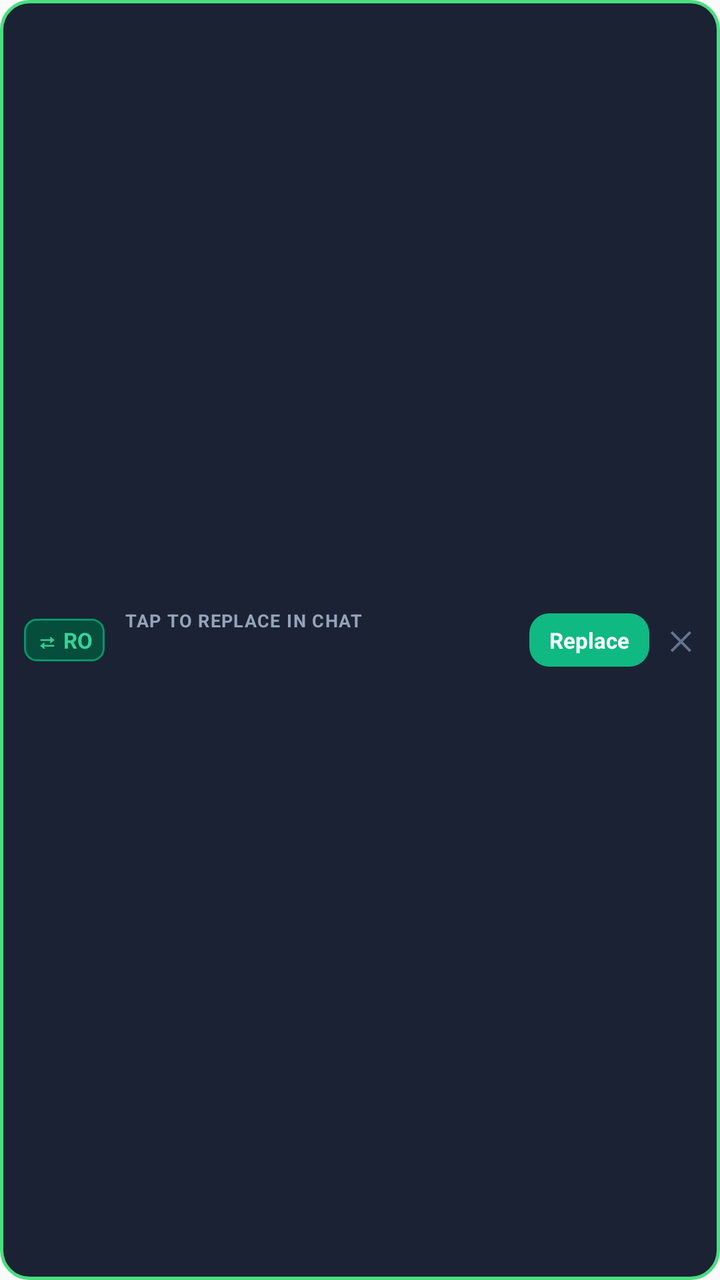
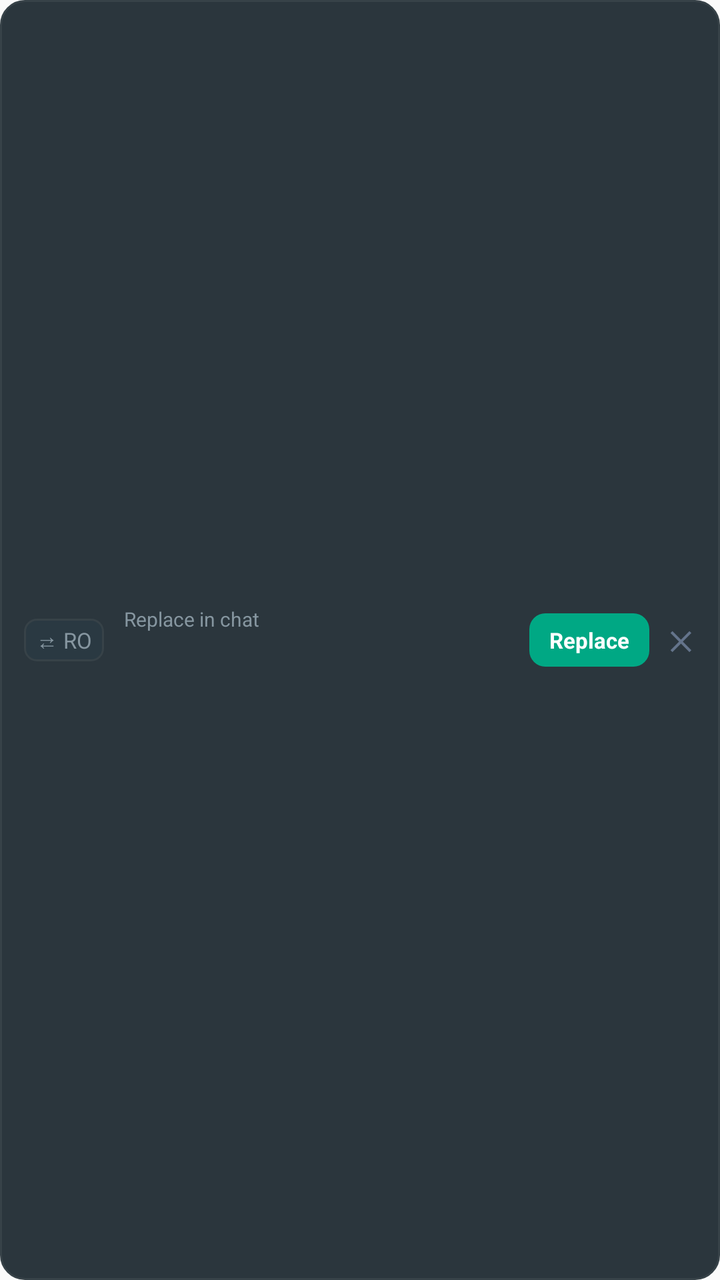

Screens rendered from an Android XML layout before and after an edit, with the pre-edit source and the edit as a unified diff.
<!-- AndroidManifest.xml: application theme Theme.Translator -->
<!-- res/layout/draft_preview_overlay.xml -->
<?xml version="1.0" encoding="utf-8"?>
<LinearLayout xmlns:android="http://schemas.android.com/apk/res/android"
    android:id="@+id/draft_container"
    android:layout_width="wrap_content"
    android:layout_height="wrap_content"
    android:background="@drawable/bg_draft_bubble"
    android:orientation="horizontal"
    android:gravity="center_vertical"
    android:paddingStart="12dp"
    android:paddingEnd="8dp"
    android:paddingTop="8dp"
    android:paddingBottom="8dp"
    android:elevation="8dp">

    
    <TextView
        android:id="@+id/draft_badge"
        android:layout_width="wrap_content"
        android:layout_height="wrap_content"
        android:background="@drawable/bg_draft_badge"
        android:paddingStart="6dp"
        android:paddingEnd="6dp"
        android:paddingTop="3dp"
        android:paddingBottom="3dp"
        android:text="⇄ RO"
        android:textColor="#34D399"
        android:textSize="11sp"
        android:textStyle="bold"
        android:layout_marginEnd="10dp" />

    
    <LinearLayout
        android:layout_width="0dp"
        android:layout_height="wrap_content"
        android:layout_weight="1"
        android:orientation="vertical">

        <TextView
            android:id="@+id/draft_label"
            android:layout_width="wrap_content"
            android:layout_height="wrap_content"
            android:text="Tap to Replace in Chat"
            android:textColor="#94A3B8"
            android:textSize="9sp"
            android:textStyle="bold"
            android:textAllCaps="true"
            android:letterSpacing="0.05" />

        <TextView
            android:id="@+id/draft_text"
            android:layout_width="wrap_content"
            android:layout_height="wrap_content"
            android:layout_marginTop="2dp"
            android:textColor="#F8FAFC"
            android:textSize="13sp"
            android:textStyle="bold"
            android:maxLines="3"
            android:ellipsize="end"
            android:lineSpacingExtra="1dp" />
    </LinearLayout>

    
    <TextView
        android:id="@+id/draft_action_replace"
        android:layout_width="wrap_content"
        android:layout_height="wrap_content"
        android:background="@drawable/bg_draft_action_btn"
        android:paddingStart="10dp"
        android:paddingEnd="10dp"
        android:paddingTop="6dp"
        android:paddingBottom="6dp"
        android:layout_marginStart="8dp"
        android:text="Replace"
        android:textColor="#FFFFFF"
        android:textSize="11sp"
        android:textStyle="bold" />

    
    <TextView
        android:id="@+id/draft_action_close"
        android:layout_width="wrap_content"
        android:layout_height="wrap_content"
        android:padding="6dp"
        android:layout_marginStart="4dp"
        android:text="✕"
        android:textColor="#64748B"
        android:textSize="13sp"
        android:textStyle="bold" />
</LinearLayout>
<!-- resources referenced by this layout -->
<resources>
  <!-- drawable bg_draft_action_btn (drawable) -->
  <?xml version="1.0" encoding="utf-8"?>
  <shape xmlns:android="http://schemas.android.com/apk/res/android"
      android:shape="rectangle">
      <solid android:color="#10B981" />
      <corners android:radius="10dp" />
  </shape>
  <!-- drawable bg_draft_badge (drawable) -->
  <?xml version="1.0" encoding="utf-8"?>
  <shape xmlns:android="http://schemas.android.com/apk/res/android"
      android:shape="rectangle">
      <solid android:color="#064E3B" />
      <corners android:radius="6dp" />
      <stroke
          android:width="1dp"
          android:color="#059669" />
  </shape>
  <!-- drawable bg_draft_bubble (drawable) -->
  <?xml version="1.0" encoding="utf-8"?>
  <shape xmlns:android="http://schemas.android.com/apk/res/android"
      android:shape="rectangle">
      <solid android:color="#F20F172A" />
      <corners android:radius="14dp" />
      <stroke
          android:width="1.5dp"
          android:color="#4ADE80" />
  </shape>
  <style name="Theme.Translator" parent="android:Theme.Material.Light.NoActionBar" />
</resources>

<!-- the commit's change to res/layout/draft_preview_overlay.xml (unified diff, before → after) -->
@@ -10,7 +10,7 @@
     android:paddingEnd="8dp"
     android:paddingTop="8dp"
     android:paddingBottom="8dp"
-    android:elevation="8dp">
+    android:elevation="4dp">
 
     
     <TextView
@@ -23,9 +23,9 @@
         android:paddingTop="3dp"
         android:paddingBottom="3dp"
         android:text="⇄ RO"
-        android:textColor="#34D399"
+        android:textColor="#8696A0"
         android:textSize="11sp"
-        android:textStyle="bold"
+        android:textStyle="normal"
         android:layout_marginEnd="10dp" />
 
     
@@ -39,21 +39,19 @@
             android:id="@+id/draft_label"
             android:layout_width="wrap_content"
             android:layout_height="wrap_content"
-            android:text="Tap to Replace in Chat"
-            android:textColor="#94A3B8"
-            android:textSize="9sp"
-            android:textStyle="bold"
-            android:textAllCaps="true"
-            android:letterSpacing="0.05" />
+            android:text="Replace in chat"
+            android:textColor="#8696A0"
+            android:textSize="10sp"
+            android:textStyle="normal" />
 
         <TextView
             android:id="@+id/draft_text"
             android:layout_width="wrap_content"
             android:layout_height="wrap_content"
             android:layout_marginTop="2dp"
-            android:textColor="#F8FAFC"
-            android:textSize="13sp"
-            android:textStyle="bold"
+            android:textColor="#E9EDEF"
+            android:textSize="13.5sp"
+            android:textStyle="normal"
             android:maxLines="3"
             android:ellipsize="end"
             android:lineSpacingExtra="1dp" />
<!-- resource entries referenced after the edit -->
@@ -4,28 +4,28 @@
   <?xml version="1.0" encoding="utf-8"?>
   <shape xmlns:android="http://schemas.android.com/apk/res/android"
       android:shape="rectangle">
-      <solid android:color="#10B981" />
-      <corners android:radius="10dp" />
+      <solid android:color="#00A884" />
+      <corners android:radius="8dp" />
   </shape>
   <!-- drawable bg_draft_badge (drawable) -->
   <?xml version="1.0" encoding="utf-8"?>
   <shape xmlns:android="http://schemas.android.com/apk/res/android"
       android:shape="rectangle">
-      <solid android:color="#064E3B" />
+      <solid android:color="#2A3942" />
       <corners android:radius="6dp" />
       <stroke
           android:width="1dp"
-          android:color="#059669" />
+          android:color="#374248" />
   </shape>
   <!-- drawable bg_draft_bubble (drawable) -->
   <?xml version="1.0" encoding="utf-8"?>
   <shape xmlns:android="http://schemas.android.com/apk/res/android"
       android:shape="rectangle">
-      <solid android:color="#F20F172A" />
-      <corners android:radius="14dp" />
+      <solid android:color="#F2202C33" />
+      <corners android:radius="12dp" />
       <stroke
-          android:width="1.5dp"
-          android:color="#4ADE80" />
+          android:width="1dp"
+          android:color="#374248" />
   </shape>
   <style name="Theme.Translator" parent="android:Theme.Material.Light.NoActionBar" />
 </resources>
